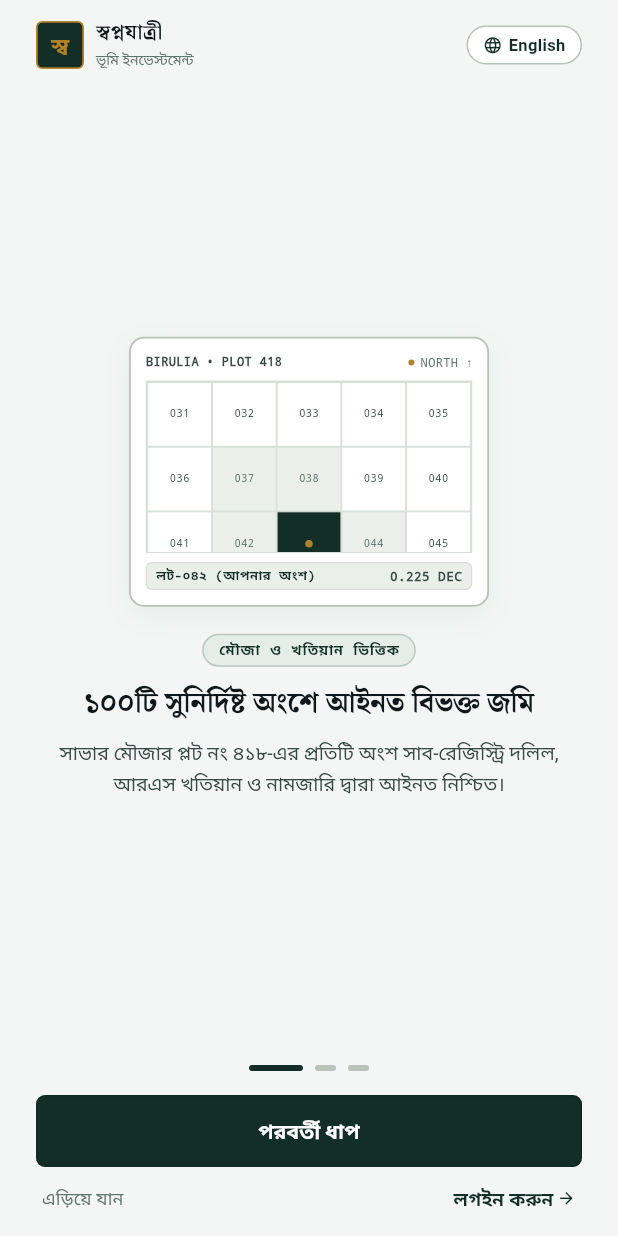
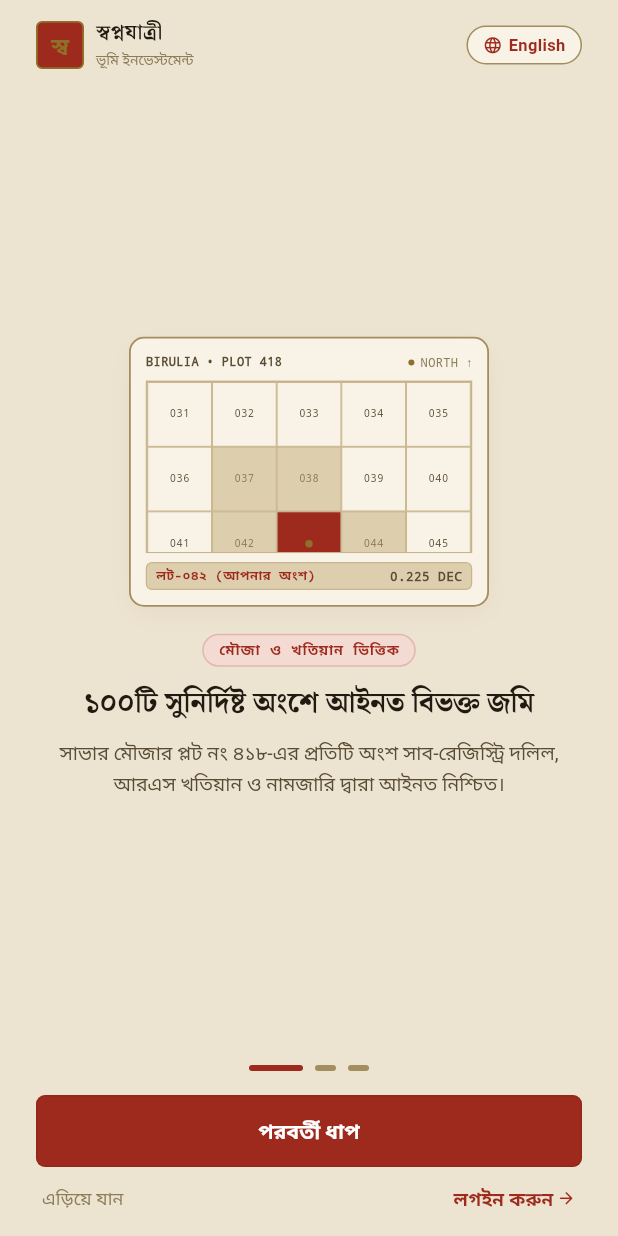
Before and after one commit to mashkurulalamohi37/investment, a Flutter app: the screen it shows after launch, on a phone screen of 412 x 824 dp. Run offline on Flutter 3.47's test engine with Material 3 defaults, Android fonts, the phone set to English and light mode, and no system bars; our stand-ins replace fl_chart, google_fonts; Roboto replaces fonts that are missing (Anek Bangla, Noto Serif Bengali).

Commit message:
feat(palette): implement Ledger Paper & Registrar's Red palette with dynamic runtime toggle

```diff
--- a/lib/core/theme/app_colors.dart
+++ b/lib/core/theme/app_colors.dart
@@ -1,8 +1,11 @@
 import 'package:flutter/material.dart';
 
+enum AppPaletteFlavor {
+  ledgerRed,     // "Ledger Paper & Registrar's Red" (Aged Khatian Paper & Seal Red)
+  pineTreasury,  // "Pine Treasury & Brass" (Archival Rag Paper & Treasury Green)
+}
+
 /// Swapnojatri / LandVest 100 — Audited Land Registry & Private Bank Palette
-/// Grounded strictly in physical Sub-Registry deeds (দলিল), RS Khatians (খতিয়ান),
-/// and institutional Escrow Bank custody.
 class AppPalette extends ThemeExtension<AppPalette> {
   final Color canvas;
   final Color surface;
@@ -12,7 +15,7 @@ class AppPalette extends ThemeExtension<AppPalette> {
   final Color ink;
   final Color inkSecondary;
   final Color inkTertiary;
-  final Color pine; // Primary Institutional Treasury Color
+  final Color pine; // Primary Institutional Color (Treasury Pine OR Registrar Red)
   final Color pineDeep;
   final Color pineTint;
   final Color brass; // Precious Accent: Reserved strictly for seals and lot center dot
@@ -42,47 +45,101 @@ class AppPalette extends ThemeExtension<AppPalette> {
     required this.slate,
   });
 
-  /// Light — "Day Sheet" (Archival Dolil Deed Paper & Iron-Gall Ink)
-  static const light = AppPalette(
-    canvas: Color(0xFFF3F6F4),         // Unbleached archival rag paper (75% of UI)
-    surface: Color(0xFFFFFFFF),        // Printed parcel sheet / card folio
-    surfaceSunken: Color(0xFFEAEFEA),  // Survey map grid ground & ledger audit well
-    rule: Color(0xFFD6DDD6),           // 1pt zinc ruling hairline divider
+  // ==========================================
+  // 1. DIRECTION A: "Ledger Paper & Registrar's Red"
+  // ==========================================
+
+  /// Light — "Ledger Paper & Registrar's Red"
+  static const ledgerLight = AppPalette(
+    canvas: Color(0xFFECE4D1),         // Aged kraft/manila paper
+    surface: Color(0xFFF8F3E6),        // Fresh khatian ledger sheet
+    surfaceSunken: Color(0xFFDDCFAE),  // Stained ledger audit well
+    rule: Color(0xFFC7B48C),           // Worn ink-brown hairline
+    ruleStrong: Color(0xFFA28E5E),     // Table outer borders & lot frame
+    ink: Color(0xFF221A10),            // Iron-gall warm brown ink (15.8:1)
+    inkSecondary: Color(0xFF5A4C34),   // Secondary schedule descriptions
+    inkTertiary: Color(0xFF8C7C57),    // Metadata, timestamps & ticks
+    pine: Color(0xFF9E2A1D),           // Registrar's Red (Institutional Action)
+    pineDeep: Color(0xFF711D14),       // Pressed registrar red
+    pineTint: Color(0xFFF3DAD3),       // Selected lot tint
+    brass: Color(0xFF8E7128),          // Notarial brass wax seal
+    brassLight: Color(0xFFBC9A4E),     // Brass highlight ring
+    vermilion: Color(0xFF711D14),      // Destructive (outlined only)
+    jade: Color(0xFF3D6A48),           // Audited credit/success
+    amberInk: Color(0xFF87590F),       // Escrow pending disclosure
+    slate: Color(0xFF39505F),          // Cadastral coordinate label
+  );
+
+  /// Dark — "Night Registry & Registrar's Red"
+  static const ledgerDark = AppPalette(
+    canvas: Color(0xFF100D08),         // Deep carbon vault interior
+    surface: Color(0xFF1A150E),        // Elevated dark ledger folio
+    surfaceSunken: Color(0xFF0A0805),  // Recessed survey map canvas
+    rule: Color(0xFF2B2415),           // Dark hairline zinc rule
+    ruleStrong: Color(0xFF453B23),     // Dark perimeter border
+    ink: Color(0xFFEEE3CB),            // Engraved parchment silver text (14.2:1)
+    inkSecondary: Color(0xFFB2A587),   // High-contrast secondary text
+    inkTertiary: Color(0xFF7A6C4C),    // Dark metadata & hashes
+    pine: Color(0xFFC23F2E),           // Illuminated registrar red
+    pineDeep: Color(0xFF8F2E20),       // Base red
+    pineTint: Color(0xFF2E1B16),       // Active chip well
+    brass: Color(0xFFC9A961),          // Radiant brass wax seal
+    brassLight: Color(0xFFE0C489),     // Bright seal highlight
+    vermilion: Color(0xFFE04848),      // Rejected alert
+    jade: Color(0xFF4C8A62),           // Verified credit jade
+    amberInk: Color(0xFFC79A3C),       // Warning amber
+    slate: Color(0xFF7E96AE),          // Dark coordinate text
+  );
+
+  // ==========================================
+  // 2. DIRECTION B: "Pine Treasury & Brass"
+  // ==========================================
+
+  /// Light — "Day Sheet" (Archival Rag Paper & Iron-Gall Ink)
+  static const pineLight = AppPalette(
+    canvas: Color(0xFFF3F6F4),         // Unbleached archival rag paper
+    surface: Color(0xFFFFFFFF),        // Printed parcel sheet
+    surfaceSunken: Color(0xFFEAEFEA),  // Survey map grid ground
+    rule: Color(0xFFD6DDD6),           // 1pt zinc ruling hairline
     ruleStrong: Color(0xFFB8C2B8),     // Boundary perimeter frame
-    ink: Color(0xFF0F171A),            // Iron-gall judicial record ink (17.8:1 contrast)
-    inkSecondary: Color(0xFF374845),   // Secondary survey dimension text (7.2:1 contrast)
-    inkTertiary: Color(0xFF60736F),    // RS Khatian volume & hash stamp (4.6:1 contrast)
-    pine: Color(0xFF132E27),           // Treasury Registry Slate-Green (Institutional Trust)
+    ink: Color(0xFF0F171A),            // Iron-gall judicial ink (17.8:1)
+    inkSecondary: Color(0xFF374845),   // Secondary survey text
+    inkTertiary: Color(0xFF60736F),    // Volume & hash stamp
+    pine: Color(0xFF132E27),           // Treasury Registry Slate-Green
     pineDeep: Color(0xFF0B1E1A),       // Vault shadow base
     pineTint: Color(0xFFE5EDE8),       // Selected lot tint
-    brass: Color(0xFFB3822A),          // Burnished Brass (Seals & Lot dot ONLY)
+    brass: Color(0xFFB3822A),          // Burnished Brass
     brassLight: Color(0xFFD4A247),     // Highlight foil
-    vermilion: Color(0xFFA31F1F),      // Sub-Registry Rejection Crimson ONLY (6.8:1)
-    jade: Color(0xFF0A6B48),           // Audited Escrow Jade strictly for dividends (5.6:1)
-    amberInk: Color(0xFF945800),       // Escrow pending disclosure (5.1:1)
-    slate: Color(0xFF435A56),          // Cadastral coordinate label
+    vermilion: Color(0xFFA31F1F),      // Rejection Crimson
+    jade: Color(0xFF0A6B48),           // Audited Escrow Jade
+    amberInk: Color(0xFF945800),       // Escrow pending
+    slate: Color(0xFF435A56),          // Cadastral coordinate
   );
 
   /// Dark — "Night Ledger" (Vault Slate & Engraved Silver)
-  static const dark = AppPalette(
-    canvas: Color(0xFF0A1010),         // Deep carbon vault interior (zero colored shadow)
-    surface: Color(0xFF121C1C),        // Elevated dark ledger folio
-    surfaceSunken: Color(0xFF080C0C),  // Recessed survey map canvas
-    rule: Color(0xFF1E2C2C),           // Dark hairline zinc rule
-    ruleStrong: Color(0xFF2E4040),     // Dark perimeter border
-    ink: Color(0xFFF0F5F3),            // Engraved silver text (14.6:1 contrast)
-    inkSecondary: Color(0xFF9AB0AB),   // High-contrast secondary text (7.1:1 contrast)
-    inkTertiary: Color(0xFF667C77),    // Dark metadata & hashes (4.5:1 contrast)
-    pine: Color(0xFF1D3D34),           // Illuminated treasury spruce
+  static const pineDark = AppPalette(
+    canvas: Color(0xFF0A1010),         // Deep carbon vault
+    surface: Color(0xFF121C1C),        // Elevated dark folio
+    surfaceSunken: Color(0xFF080C0C),  // Recessed map canvas
+    rule: Color(0xFF1E2C2C),           // Hairline zinc rule
+    ruleStrong: Color(0xFF2E4040),     // Perimeter border
+    ink: Color(0xFFF0F5F3),            // Engraved silver text (14.6:1)
+    inkSecondary: Color(0xFF9AB0AB),   // High-contrast secondary
+    inkTertiary: Color(0xFF667C77),    // Dark metadata
+    pine: Color(0xFF1D3D34),           // Illuminated spruce
     pineDeep: Color(0xFF10241E),       // Base spruce
     pineTint: Color(0xFF162923),       // Active chip well
-    brass: Color(0xFFD4A247),          // Radiant brass wax seal
-    brassLight: Color(0xFFE5BC6A),     // Bright seal highlight
+    brass: Color(0xFFD4A247),          // Radiant brass
+    brassLight: Color(0xFFE5BC6A),     // Bright highlight
     vermilion: Color(0xFFE04848),      // Rejected alert
-    jade: Color(0xFF1CB078),           // Verified credit jade
+    jade: Color(0xFF1CB078),           // Verified jade
     amberInk: Color(0xFFE09422),       // Warning amber
-    slate: Color(0xFF8CA39E),          // Dark coordinate text
+    slate: Color(0xFF8CA39E),          // Dark coordinate
   );
+
+  // Defaults (Active system default)
+  static const light = ledgerLight;
+  static const dark = ledgerDark;
 
   @override
   AppPalette copyWith({
@@ -151,45 +208,45 @@ class AppPalette extends ThemeExtension<AppPalette> {
 }
 
 extension AppPaletteContext on BuildContext {
-  AppPalette get palette => Theme.of(this).extension<AppPalette>() ?? AppPalette.light;
+  AppPalette get palette => Theme.of(this).extension<AppPalette>() ?? AppPalette.ledgerLight;
 }
 
 class AppColors {
-  static const primary = Color(0xFF132E27);
-  static const primaryDark = Color(0xFF1D3D34);
-  static const primarySubtle = Color(0xFFE5EDE8);
-  static const secondary = Color(0xFFB3822A);
-  static const accent = Color(0xFFB3822A);
-  static const gold = Color(0xFFB3822A);
-  static const success = Color(0xFF0A6B48);
-  static const successDark = Color(0xFF1CB078);
-  static const error = Color(0xFFA31F1F);
-  static const errorLight = Color(0xFFFDE8E8);
-  static const warning = Color(0xFF945800);
+  static const primary = Color(0xFF9E2A1D);
+  static const primaryDark = Color(0xFFC23F2E);
+  static const primarySubtle = Color(0xFFF3DAD3);
+  static const secondary = Color(0xFF8E7128);
+  static const accent = Color(0xFF8E7128);
+  static const gold = Color(0xFF8E7128);
+  static const success = Color(0xFF3D6A48);
+  static const successDark = Color(0xFF4C8A62);
+  static const error = Color(0xFF711D14);
+  static const errorLight = Color(0xFFF3DAD3);
+  static const warning = Color(0xFF87590F);
 
-  static const lightBg = Color(0xFFF3F6F4);
-  static const darkBg = Color(0xFF0A1010);
-  static const lightSurface = Color(0xFFFFFFFF);
-  static const darkSurface = Color(0xFF121C1C);
-  static const lightCard = Color(0xFFFFFFFF);
-  static const darkCard = Color(0xFF121C1C);
-  static const lightCardBorder = Color(0xFFD6DDD6);
-  static const darkCardBorder = Color(0xFF1E2C2C);
+  static const lightBg = Color(0xFFECE4D1);
+  static const darkBg = Color(0xFF100D08);
+  static const lightSurface = Color(0xFFF8F3E6);
+  static const darkSurface = Color(0xFF1A150E);
+  static const lightCard = Color(0xFFF8F3E6);
+  static const darkCard = Color(0xFF1A150E);
+  static const lightCardBorder = Color(0xFFC7B48C);
+  static const darkCardBorder = Color(0xFF2B2415);
 
-  static const lightTextPrimary = Color(0xFF0F171A);
-  static const darkTextPrimary = Color(0xFFF0F5F3);
-  static const lightTextSecondary = Color(0xFF374845);
-  static const darkTextSecondary = Color(0xFF9AB0AB);
-  static const lightTextMuted = Color(0xFF60736F);
-  static const darkTextMuted = Color(0xFF667C77);
+  static const lightTextPrimary = Color(0xFF221A10);
+  static const darkTextPrimary = Color(0xFFEEE3CB);
+  static const lightTextSecondary = Color(0xFF5A4C34);
+  static const darkTextSecondary = Color(0xFFB2A587);
+  static const lightTextMuted = Color(0xFF8C7C57);
+  static const darkTextMuted = Color(0xFF7A6C4C);
 
   // The one permitted subtle 4% architectural vertical gradient (§4)
   static const holdingCardGradientLight = LinearGradient(
     begin: Alignment.topCenter,
     end: Alignment.bottomCenter,
     colors: [
-      Color(0xFF132E27),
-      Color(0xFF0B1E1A),
+      Color(0xFF8A2419),
+      Color(0xFF651A12),
     ],
   );
 
@@ -197,8 +254,8 @@ class AppColors {
     begin: Alignment.topCenter,
     end: Alignment.bottomCenter,
     colors: [
-      Color(0xFF142923),
-      Color(0xFF0D1B17),
+      Color(0xFF9E2A1D),
+      Color(0xFF6B1B12),
     ],
   );
 }
--- a/lib/core/theme/app_theme.dart
+++ b/lib/core/theme/app_theme.dart
@@ -4,79 +4,87 @@ import 'app_colors.dart';
 import 'app_radius.dart';
 
 class AppTheme {
-  static ThemeData light() {
+  static ThemeData light({AppPaletteFlavor flavor = AppPaletteFlavor.ledgerRed}) {
+    final palette = flavor == AppPaletteFlavor.ledgerRed
+        ? AppPalette.ledgerLight
+        : AppPalette.pineLight;
+
     return ThemeData(
       useMaterial3: true,
       brightness: Brightness.light,
-      scaffoldBackgroundColor: AppPalette.light.canvas,
-      extensions: const [AppPalette.light],
+      scaffoldBackgroundColor: palette.canvas,
+      extensions: [palette],
       colorScheme: ColorScheme.light(
-        primary: AppPalette.light.pine,
-        surface: AppPalette.light.surface,
-        onPrimary: AppPalette.light.canvas,
-        onSurface: AppPalette.light.ink,
-        outline: AppPalette.light.rule,
-        outlineVariant: AppPalette.light.ruleStrong,
-        error: AppPalette.light.vermilion,
+        primary: palette.pine,
+        surface: palette.surface,
+        onPrimary: palette.canvas,
+        onSurface: palette.ink,
+        outline: palette.rule,
+        outlineVariant: palette.ruleStrong,
+        error: palette.vermilion,
       ),
       dividerTheme: DividerThemeData(
-        color: AppPalette.light.rule,
+        color: palette.rule,
         thickness: 1.0,
         space: 1.0,
       ),
       appBarTheme: AppBarTheme(
-        backgroundColor: AppPalette.light.canvas,
+        backgroundColor: palette.canvas,
         elevation: 0,
         scrolledUnderElevation: 0,
         centerTitle: false,
-        iconTheme: IconThemeData(color: AppPalette.light.ink, size: 20),
+        iconTheme: IconThemeData(color: palette.ink, size: 20),
         systemOverlayStyle: SystemUiOverlayStyle.dark,
       ),
       cardTheme: CardThemeData(
-        color: AppPalette.light.surface,
+        color: palette.surface,
         elevation: 0,
         shape: RoundedRectangleBorder(
           borderRadius: AppRadius.borderCard,
-          side: BorderSide(color: AppPalette.light.rule, width: 1.0),
+          side: BorderSide(color: palette.rule, width: 1.0),
         ),
       ),
     );
   }
 
-  static ThemeData dark() {
+  static ThemeData dark({AppPaletteFlavor flavor = AppPaletteFlavor.ledgerRed}) {
+    final palette = flavor == AppPaletteFlavor.ledgerRed
+        ? AppPalette.ledgerDark
+        : AppPalette.pineDark;
+
     return ThemeData(
       useMaterial3: true,
       brightness: Brightness.dark,
-      scaffoldBackgroundColor: AppPalette.dark.canvas,
-      extensions: const [AppPalette.dark],
+      scaffoldBackgroundColor: palette.canvas,
+      extensions: [palette],
       colorScheme: ColorScheme.dark(
-        primary: AppPalette.dark.pine,
-        surface: AppPalette.dark.surface,
-        onPrimary: AppPalette.dark.ink,
-        onSurface: AppPalette.dark.ink,
-        outline: AppPalette.dark.rule,
-        outlineVariant: AppPalette.dark.ruleStrong,
-        error: AppPalette.dark.vermilion,
+        primary: palette.pine,
+        surface: palette.surface,
+        onPrimary: palette.ink,
+        onSurface: palette.ink,
+        outline: palette.rule,
+        outlineVariant: palette.ruleStrong,
+        error: palette.vermilion,
       ),
       dividerTheme: DividerThemeData(
-        color: AppPalette.dark.rule,
+        color: palette.rule,
         thickness: 1.0,
         space: 1.0,
       ),
       appBarTheme: AppBarTheme(
-        backgroundColor: AppPalette.dark.canvas,
+        backgroundColor: palette.canvas,
         elevation: 0,
         scrolledUnderElevation: 0,
         centerTitle: false,
-        iconTheme: IconThemeData(color: AppPalette.dark.ink, size: 20),
+        iconTheme: IconThemeData(color: palette.ink, size: 20),
         systemOverlayStyle: SystemUiOverlayStyle.light,
       ),
       cardTheme: CardThemeData(
-        color: AppPalette.dark.surface,
+        color: palette.surface,
         elevation: 0,
         shape: RoundedRectangleBorder(
           borderRadius: AppRadius.borderCard,
-          side: BorderSide(color: AppPalette.dark.rule, width: 1.0),
+          side: BorderSide(color: palette.rule, width: 1.0),
         ),
       ),
     );
--- a/lib/data/state/app_state.dart
+++ b/lib/data/state/app_state.dart
@@ -1,4 +1,5 @@
 import 'package:flutter/material.dart';
+import 'package:swapnojatri/core/theme/app_colors.dart';
 import 'package:swapnojatri/data/models/project_model.dart';
 import 'package:swapnojatri/data/models/investment_model.dart';
 import 'package:swapnojatri/data/models/transaction_model.dart';
@@ -18,6 +19,7 @@ class AppState extends ChangeNotifier {
   // App Configuration
   bool _isBangla = true; // Bangla-first by default
   ThemeMode _themeMode = ThemeMode.light;
+  AppPaletteFlavor _paletteFlavor = AppPaletteFlavor.ledgerRed; // "Ledger Paper & Registrar's Red"
   UserRole _activeRole = UserRole.investor;
 
   // Active Users
@@ -60,6 +62,7 @@ class AppState extends ChangeNotifier {
   // Getters
   bool get isBangla => _isBangla;
   ThemeMode get themeMode => _themeMode;
+  AppPaletteFlavor get paletteFlavor => _paletteFlavor;
   UserRole get activeRole => _activeRole;
   UserModel get currentUser => _activeRole == UserRole.admin ? _adminUser : _currentUser;
   bool get isAdmin => _activeRole == UserRole.admin;
@@ -127,6 +130,18 @@ class AppState extends ChangeNotifier {
 
   void toggleTheme() {
     _themeMode = _themeMode == ThemeMode.dark ? ThemeMode.light : ThemeMode.dark;
+    notifyListeners();
+  }
+
+  void togglePaletteFlavor() {
+    _paletteFlavor = _paletteFlavor == AppPaletteFlavor.ledgerRed
+        ? AppPaletteFlavor.pineTreasury
+        : AppPaletteFlavor.ledgerRed;
+    notifyListeners();
+  }
+
+  void setPaletteFlavor(AppPaletteFlavor flavor) {
+    _paletteFlavor = flavor;
     notifyListeners();
   }
 
--- a/lib/main.dart
+++ b/lib/main.dart
@@ -37,8 +37,8 @@ class _SwapnojatriAppState extends State<SwapnojatriApp> {
           return MaterialApp(
             title: 'Swapnojatri • Land Investment',
             debugShowCheckedModeBanner: false,
-            theme: AppTheme.light(),
-            darkTheme: AppTheme.dark(),
+            theme: AppTheme.light(flavor: _appState.paletteFlavor),
+            darkTheme: AppTheme.dark(flavor: _appState.paletteFlavor),
             themeMode: _appState.themeMode,
             builder: (context, child) {
               return LayoutBuilder(
```
Also changed, not shown: 1 other file.
